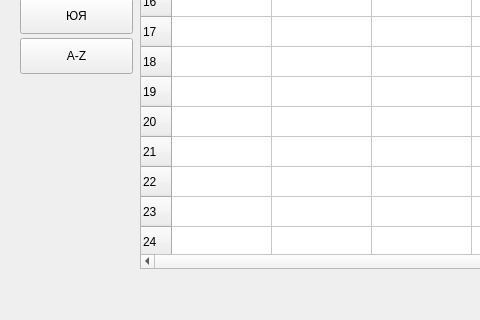
Old version of the form FullMyPhoneBook/tableview.ui in the repository turamant/PhoneBook; both pictures show x 0 to 480 and y 502 to 822 of the 1180 by 822 pixel window.
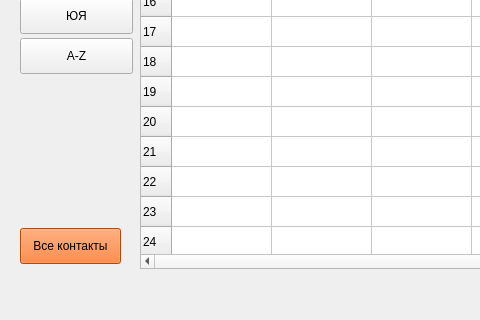
New version of the form.

The edit to the form file:
```diff
--- a/FullMyPhoneBook/tableview.ui
+++ b/FullMyPhoneBook/tableview.ui
@@ -10329,6 +10329,24 @@
     <string/>
    </property>
   </widget>
+  <widget class="QPushButton" name="ALLsearchPushButton_16">
+   <property name="geometry">
+    <rect>
+     <x>20</x>
+     <y>730</y>
+     <width>101</width>
+     <height>36</height>
+    </rect>
+   </property>
+   <property name="styleSheet">
+    <string notr="true">selection-background-color: rgb(255, 7, 32);
+background-color: rgb(255, 100, 10);
+font: 8pt &quot;Cantarell&quot;;</string>
+   </property>
+   <property name="text">
+    <string>Все контакты</string>
+   </property>
+  </widget>
  </widget>
  <resources/>
  <connections/>
```
